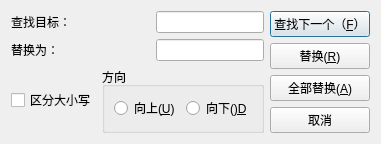
Old version of the form MyNotepad/replacedialog.ui in the repository WDK688/QtCourse.
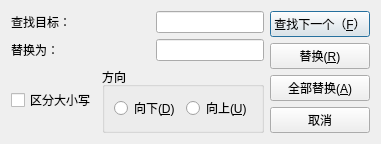
New version of the form.

Patch:
```diff
--- a/MyNotepad/replacedialog.ui
+++ b/MyNotepad/replacedialog.ui
@@ -125,16 +125,16 @@
          </property>
          <layout class="QHBoxLayout" name="horizontalLayout_3">
           <item>
-           <widget class="QRadioButton" name="rbDown">
+           <widget class="QRadioButton" name="rbUp">
             <property name="text">
-             <string>向上(&amp;U)</string>
+             <string>向下(&amp;D)</string>
             </property>
            </widget>
           </item>
           <item>
-           <widget class="QRadioButton" name="rbUp">
+           <widget class="QRadioButton" name="rbDown">
             <property name="text">
-             <string>向下()&amp;D</string>
+             <string>向上(&amp;U)</string>
             </property>
            </widget>
           </item>
```
